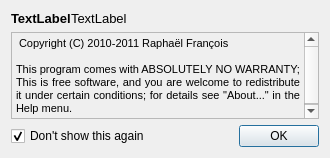
Qt form src/vstboard/views/splash.ui (rbarreiros/vstboard) before a commit.
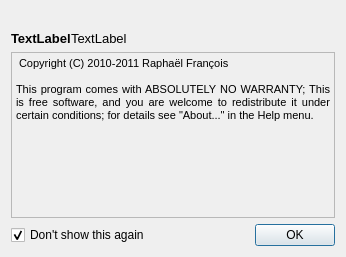
The same form after that commit. Icons and pictures are not drawn.

What changed in the file:
```diff
--- a/src/vstboard/views/splash.ui
+++ b/src/vstboard/views/splash.ui
@@ -9,14 +9,24 @@
    <rect>
     <x>0</x>
     <y>0</y>
-    <width>330</width>
-    <height>158</height>
+    <width>346</width>
+    <height>257</height>
    </rect>
   </property>
   <property name="locale">
    <locale language="English" country="UnitedStates"/>
   </property>
   <layout class="QVBoxLayout" name="verticalLayout">
+   <item>
+    <widget class="QLabel" name="label">
+     <property name="pixmap">
+      <pixmap resource="../../resources/resources.qrc">:/vstboard logo2.png</pixmap>
+     </property>
+     <property name="textInteractionFlags">
+      <set>Qt::NoTextInteraction</set>
+     </property>
+    </widget>
+   </item>
    <item>
     <layout class="QHBoxLayout" name="horizontalLayout_2">
      <property name="spacing">
```
Left out of the diff: 8 changed lines with no effect on the pictures.
